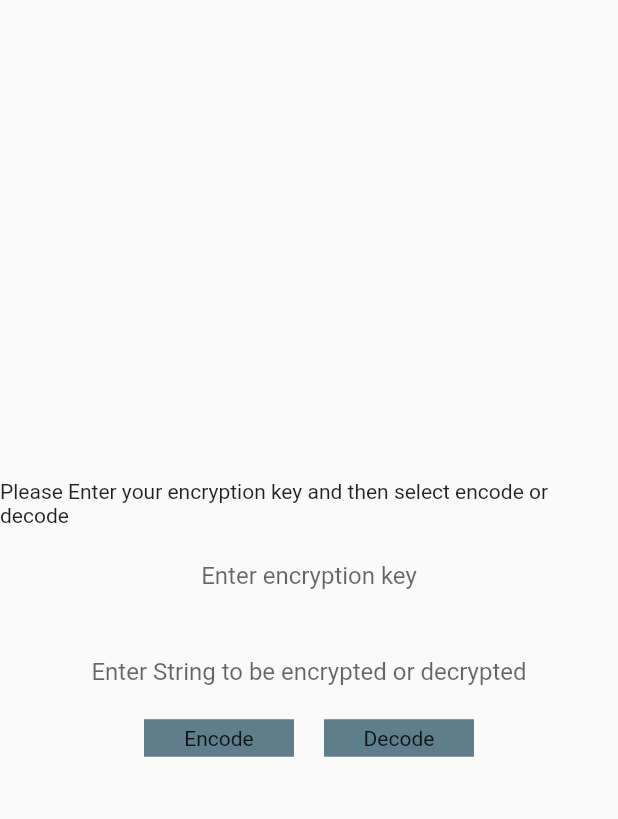
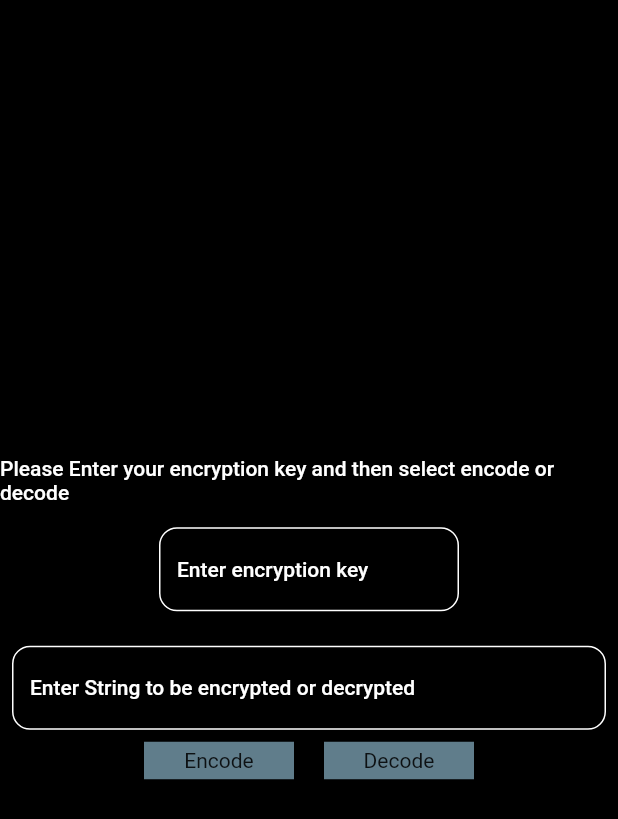
Before and after one commit to ethani149/2.7, a Flutter app: the screen it shows after launch, after a tap on "Start", on a phone screen of 412 x 824 dp. Shown: the top 819 px of the screen. Run offline on Flutter 3.47's test engine with Material 2 defaults, Android fonts, the phone set to English and light mode, and no system bars; Roboto replaces fonts that are missing (InterV_).

Commit message:
Changed Color Scheme

```diff
--- a/cypher_advanced_programing/lib/SharedUI/EncodeDecodeSelectView.dart
+++ b/cypher_advanced_programing/lib/SharedUI/EncodeDecodeSelectView.dart
@@ -10,15 +10,37 @@ class KeyTextFeild extends StatelessWidget {
   @override
   Widget build(BuildContext context) {
     return TextField(
-      controller: keyTextFeildController,
-      textAlign: TextAlign.center,
-      decoration: new InputDecoration(
-          border: InputBorder.none,
-          focusedBorder: InputBorder.none,
-          enabledBorder: InputBorder.none,
-          errorBorder: InputBorder.none,
-          disabledBorder: InputBorder.none,
-          hintText: hintText),
-    );
+        autocorrect: false,
+        controller: keyTextFeildController,
+        style: TextStyle(
+          fontFamily: 'InterV_',
+          color: Color(0xffffffff),
+          fontSize: 14,
+          fontWeight: FontWeight.w500,
+          fontStyle: FontStyle.normal,
+          letterSpacing: 0,
+        ),
+        //maxLines: 4,
+        //textAlignVertical: TextAlignVertical.bottom,
+        onSubmitted: (value) {},
+        obscureText: false,
+        decoration: InputDecoration(
+            focusedBorder: OutlineInputBorder(
+              borderSide: BorderSide(color: Colors.blue),
+              borderRadius: BorderRadius.circular(12),
+            ),
+            enabledBorder: OutlineInputBorder(
+              borderSide: BorderSide(color: Colors.white),
+              borderRadius: BorderRadius.circular(12),
+            ),
+            hintText: hintText,
+            hintStyle: TextStyle(
+              fontFamily: 'InterV_',
+              color: Color(0xffffffff),
+              fontSize: 14,
+              fontWeight: FontWeight.w500,
+              fontStyle: FontStyle.normal,
+              letterSpacing: 0,
+            )));
   }
 }
--- a/cypher_advanced_programing/lib/SharedUI/HomeScreen.dart
+++ b/cypher_advanced_programing/lib/SharedUI/HomeScreen.dart
@@ -12,7 +12,16 @@ class HomeScreenView extends StatelessWidget {
           child: Container(
             width: 300,
             child: Text(
-                "This is a encryption and decryprion program you use this program you will need a encryption key"),
+              "This is a encryption and decryprion program you use this program you will need a encryption key",
+              style: TextStyle(
+                fontFamily: 'InterV_',
+                color: Color(0xffffffff),
+                fontSize: 14,
+                fontWeight: FontWeight.w500,
+                fontStyle: FontStyle.normal,
+                letterSpacing: 0,
+              ),
+            ),
           ),
         ),
         GestureDetector(
--- a/cypher_advanced_programing/lib/ViewController/encodeDecodeSelectVC.dart
+++ b/cypher_advanced_programing/lib/ViewController/encodeDecodeSelectVC.dart
@@ -15,13 +15,23 @@ class _StateEncodeDecodeSelectVC extends State<EncodeDecodeSelectVC> {
   @override
   Widget build(BuildContext context) {
     return Scaffold(
+        backgroundColor: Colors.black,
         body: Column(
           mainAxisAlignment: MainAxisAlignment.center,
           children: [
             Text(
-            "Please Enter your encryption key and then select encode or decode"),
+              "Please Enter your encryption key and then select encode or decode",
+              style: TextStyle(
+                fontFamily: 'InterV_',
+                color: Color(0xffffffff),
+                fontSize: 14,
+                fontWeight: FontWeight.w500,
+                fontStyle: FontStyle.normal,
+                letterSpacing: 0,
+              ),
+            ),
             Padding(
-          padding: const EdgeInsets.all(8.0),
+              padding: const EdgeInsets.all(15.0),
               child: Row(
                 mainAxisAlignment: MainAxisAlignment.center,
                 children: [
@@ -37,15 +47,19 @@ class _StateEncodeDecodeSelectVC extends State<EncodeDecodeSelectVC> {
             ),
             Padding(
               padding: const EdgeInsets.all(8.0),
+              child: Container(
+                width: 400,
                 child: KeyTextFeild(
                   keyTextFeildController: stringTextFeildController,
                   hintText: "Enter String to be encrypted or decrypted",
+                ),
               ),
             ),
             Row(
               mainAxisAlignment: MainAxisAlignment.center,
               children: [
                 GestureDetector(
+                  behavior: HitTestBehavior.translucent,
                   onTap: () {
                     encodeString();
                   },
@@ -59,6 +73,7 @@ class _StateEncodeDecodeSelectVC extends State<EncodeDecodeSelectVC> {
                   padding: EdgeInsets.only(left: 20),
                 ),
                 GestureDetector(
+                  behavior: HitTestBehavior.translucent,
                   onTap: () {
                     decodeString();
                   },
@@ -78,8 +93,10 @@ class _StateEncodeDecodeSelectVC extends State<EncodeDecodeSelectVC> {
     if (keyTextFeildController.text != '') {
       if (KeyValidator().textFieldValidate(keyTextFeildController.text)) {
         if (stringTextFeildController.text != '') {
-          print(DecodeService().decode(
-              keyTextFeildController.text, stringTextFeildController.text));
+          String codeString = DecodeService().decode(
+              keyTextFeildController.text, stringTextFeildController.text);
+          showResultDialog(
+              context, codeString, keyTextFeildController.text, "Encrypted");
         } else {
           showAlertDialog(context, "Please Enter a string to be decoded");
         }
@@ -97,8 +114,12 @@ class _StateEncodeDecodeSelectVC extends State<EncodeDecodeSelectVC> {
     if (keyTextFeildController.text != '') {
       if (KeyValidator().textFieldValidate(keyTextFeildController.text)) {
         if (stringTextFeildController.text != '') {
-          print(DecodeService().encode(
-              keyTextFeildController.text, stringTextFeildController.text));
+          String codeString = DecodeService().encode(
+            keyTextFeildController.text,
+            stringTextFeildController.text,
+          );
+          showResultDialog(
+              context, codeString, keyTextFeildController.text, "Decrypted");
         } else {
           showAlertDialog(context, "Please Enter a string to be encoded");
         }
@@ -142,4 +163,56 @@ class _StateEncodeDecodeSelectVC extends State<EncodeDecodeSelectVC> {
       },
     );
   }
+
+  showResultDialog(
+      BuildContext context, String codeString, String cypherKey, String type) {
+    // set up the button
+    Widget okButton = GestureDetector(
+      behavior: HitTestBehavior.translucent,
+      onTap: () {
+        Navigator.pop(context);
+      },
+      child: Container(
+          width: 100,
+          height: 25,
+          color: Colors.blueGrey,
+          child: Center(child: Text("Ok"))),
+    );
+
+    Widget copyString = GestureDetector(
+      behavior: HitTestBehavior.translucent,
+      onTap: () {
+        Navigator.pop(context);
+      },
+      child: Container(
+          width: 150,
+          height: 25,
+          color: Colors.blueGrey,
+          child: Center(child: Text("Copy" + type + "Text"))),
+    );
+
+    // set up the AlertDialog
+    AlertDialog alert = AlertDialog(
+      title: Text("Encrypted String"),
+      content: Container(
+        height: 400,
+        child: Column(
+          mainAxisAlignment: MainAxisAlignment.center,
+          children: [
+            Text("Encrypted String: " + codeString),
+            Text("Encryption Key: " + cypherKey),
+          ],
+        ),
+      ),
+      actions: [okButton, copyString],
+    );
+
+    // show the dialog
+    showDialog(
+      context: context,
+      builder: (BuildContext context) {
+        return alert;
+      },
+    );
   }
+}
--- a/cypher_advanced_programing/lib/main.dart
+++ b/cypher_advanced_programing/lib/main.dart
@@ -31,6 +31,7 @@ class _MyHomePageState extends State<MyHomePage> {
   @override
   Widget build(BuildContext context) {
     return Scaffold(
+      backgroundColor: Colors.black,
       body: Center(child: HomeScreenView()),
     );
   }
```
Lines whose indentation alone changed are shown as unchanged.
